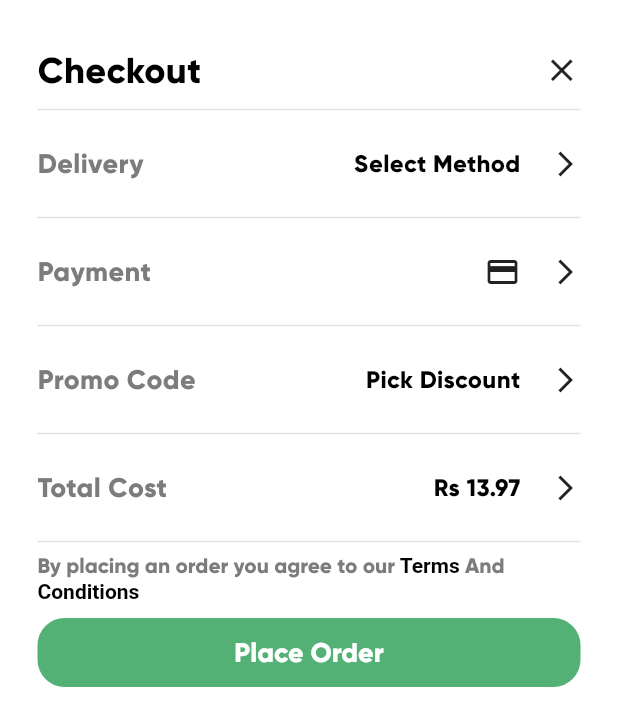
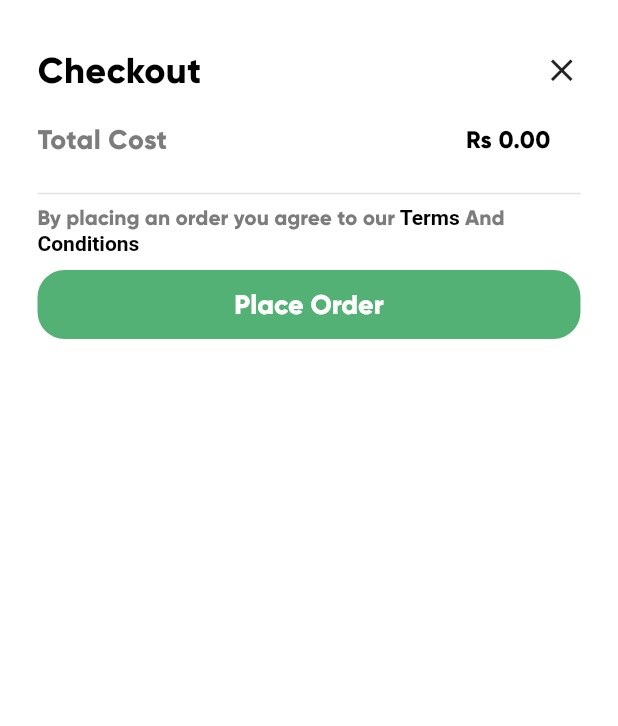
Before and after one commit to ChakaliMadhu6302769895/Flutter-Grocery-App-UI-main, a Flutter app: the CheckoutBottomSheet widget shown alone on an empty page, opened directly with empty values, on a phone screen of 412 x 824 dp. Shown: the top 726 px of the screen. Run offline on Flutter 3.47's test engine with Material 3 defaults, Android fonts, the phone set to English and light mode, and no system bars; our stand-ins replace flutter_svg, salomon_bottom_bar.

```diff
--- a/lib/screens/cart/checkout_bottom_sheet.dart
+++ b/lib/screens/cart/checkout_bottom_sheet.dart
@@ -3,15 +3,21 @@ import 'package:grocery_app/common_widgets/app_button.dart';
 import 'package:grocery_app/common_widgets/app_text.dart';
 import 'package:provider/provider.dart';
 import '../../models/cartmodel.dart';
+import '../order_accepted_screen.dart';
 import '../order_failed_dialog.dart';
 
 class CheckoutBottomSheet extends StatelessWidget {
+  final double totalPrice;
   final Function(BuildContext, CartModel) onPlaceOrderClickedCallback;
 
-  CheckoutBottomSheet({required this.onPlaceOrderClickedCallback});
+  CheckoutBottomSheet({
+    required this.onPlaceOrderClickedCallback,
+    required this.totalPrice});
 
   @override
   Widget build(BuildContext context) {
+    final double totalPrice = Provider.of<CartModel>(context).calculateTotalPrice();
+
     return Container(
       padding: EdgeInsets.symmetric(
         horizontal: 25,
@@ -43,19 +49,7 @@ class CheckoutBottomSheet extends StatelessWidget {
           SizedBox(
             height: 35,
           ),
-          getDivider(),
-          checkoutRow("Delivery", trailingText: "Select Method"),
-          getDivider(),
-          checkoutRow(
-            "Payment",
-            trailingWidget: Icon(
-              Icons.payment,
-            ),
-          ),
-          getDivider(),
-          checkoutRow("Promo Code", trailingText: "Pick Discount"),
-          getDivider(),
-          checkoutRow("Total Cost", trailingText: "\Rs 13.97"),
+          checkoutRow("Total Cost", trailingText: "\Rs ${totalPrice.toStringAsFixed(2)}"),
           getDivider(),
           SizedBox(
             height: 15,
@@ -72,10 +66,9 @@ class CheckoutBottomSheet extends StatelessWidget {
                 vertical: 20,
               ),
               onPressed: () {
-                final dynamic platformContext =
-                    Navigator.of(context).context; // Use Navigator's context for web
 
-                onPlaceOrderClickedCallback(context, Provider.of<CartModel>(context, listen: false));
+
+                Navigator.push(context, MaterialPageRoute(builder: (context)=>OrderAcceptedScreen()));
               },
             ),
           ),
@@ -145,23 +138,8 @@ class CheckoutBottomSheet extends StatelessWidget {
           SizedBox(
             width: 20,
           ),
-          Icon(
-            Icons.arrow_forward_ios,
-            size: 20,
-          )
         ],
       ),
     );
   }
-
-  void onPlaceOrderClicked(BuildContext context, CartModel cart) {
-    cart.clearCart(); // This will clear all items from the cart
-    Navigator.pop(context);
-    showDialog(
-      context: context,
-      builder: (BuildContext context) {
-        return OrderFailedDialogue();
-      },
-    );
-  }
 }
--- a/pubspec.yaml
+++ b/pubspec.yaml
@@ -29,7 +29,7 @@ flutter:
   uses-material-design: true
 
   assets:
-    - assets/
+    - assets/icons/order_accepted_icon.svg
 
 
   fonts:
```
Also changed, not shown: lib/screens/cart/cart_screen.dart (+11 -6 lines), lib/widgets/chart_item_widget.dart (+11 -5 lines).
